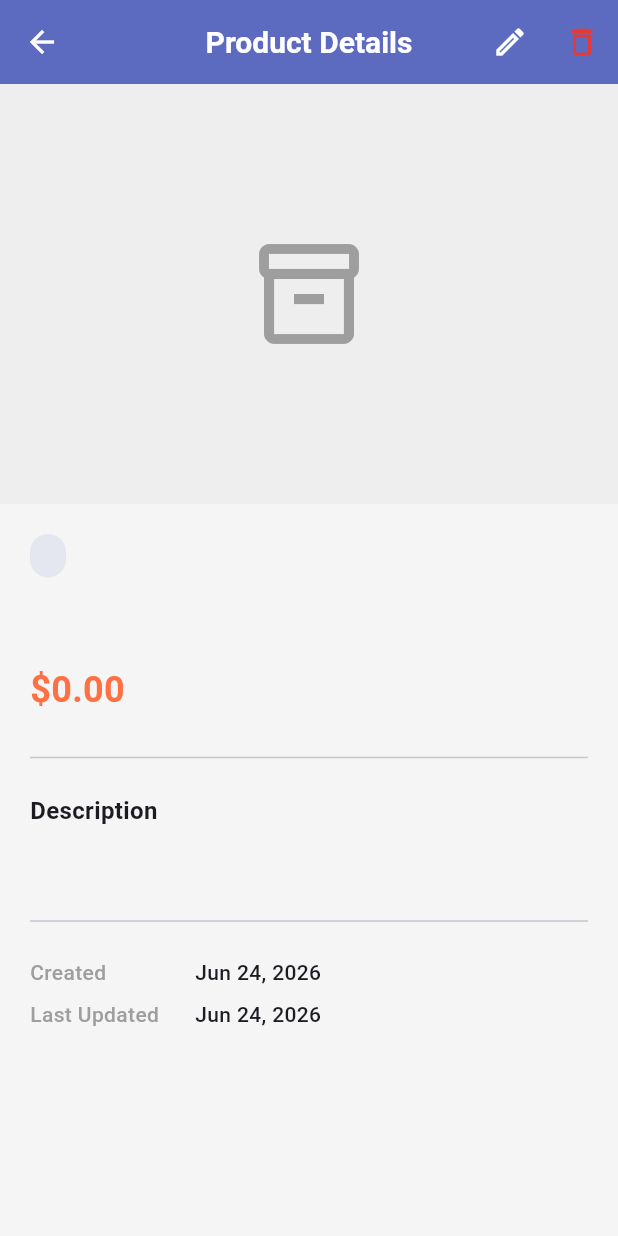
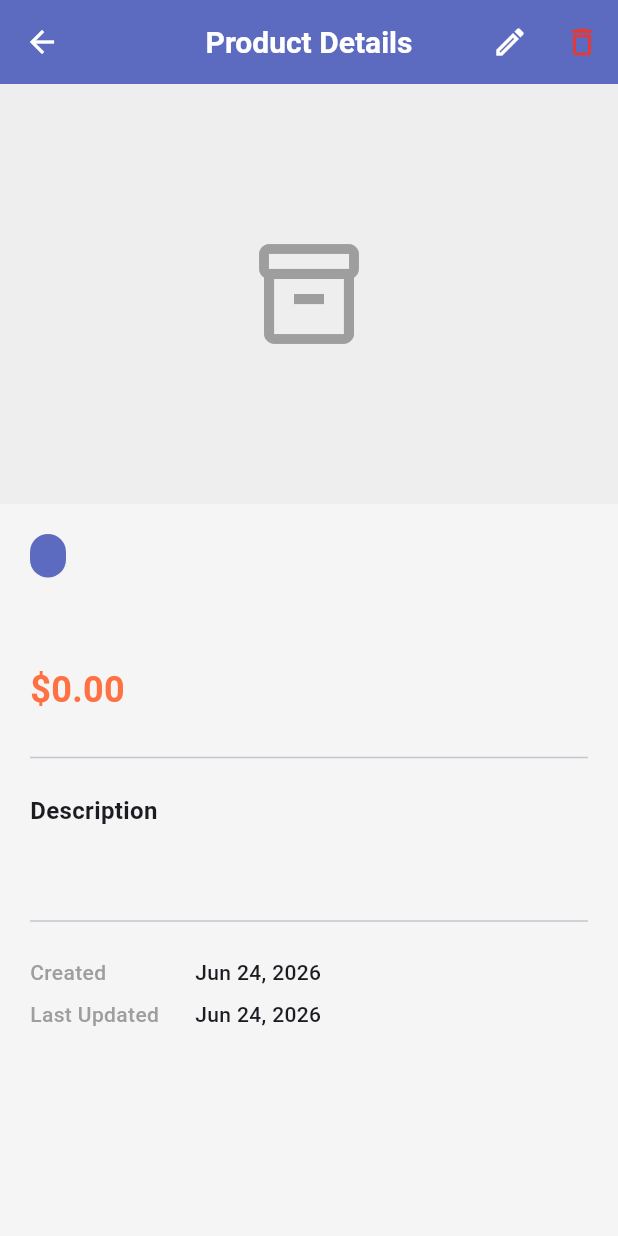
Before and after one commit to rzjaffery/Flutter-Dev-Test, a Flutter app: the ProductDetailScreen screen opened directly with empty values, on a phone screen of 412 x 824 dp. Run offline on Flutter 3.47's test engine with Material 3 defaults, Android fonts, the phone set to English and light mode, and no system bars; our stand-ins replace cloud_firestore, firebase_auth, firebase_core; accounts and stored records are empty.

Commit message:
Small correction in withOpacity

```diff
--- a/lib/screens/product/product_detail_screen.dart
+++ b/lib/screens/product/product_detail_screen.dart
@@ -1,7 +1,6 @@
 import 'package:flutter/material.dart';
 import 'package:provider/provider.dart';
 import '../../models/product_model.dart';
-import '../../providers/auth_provider.dart';
 import '../../providers/product_provider.dart';
 import '../../utils/app_theme.dart';
 import 'product_form_screen.dart';
@@ -113,7 +112,7 @@ class ProductDetailScreen extends StatelessWidget {
                       vertical: 4,
                     ),
                     decoration: BoxDecoration(
-                      color: AppTheme.primary.withOpacity(0.1),
+                      color: AppTheme.primary.withValues(alpha: 25),
                       borderRadius: BorderRadius.circular(20),
                     ),
                     child: Text(
```
